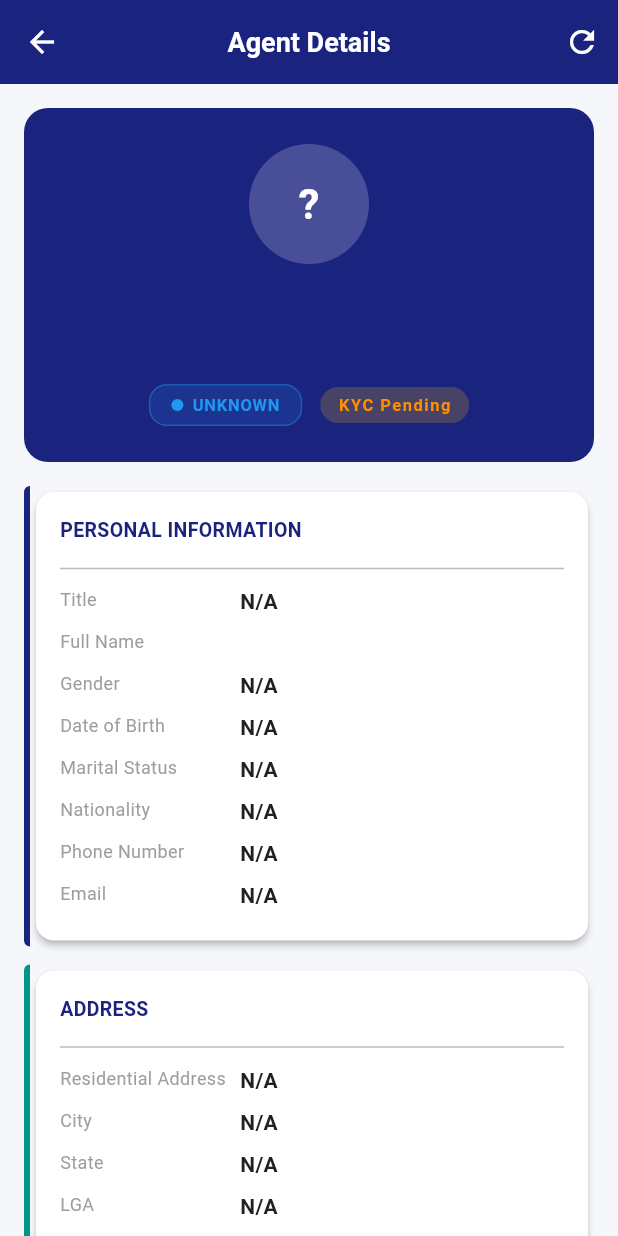
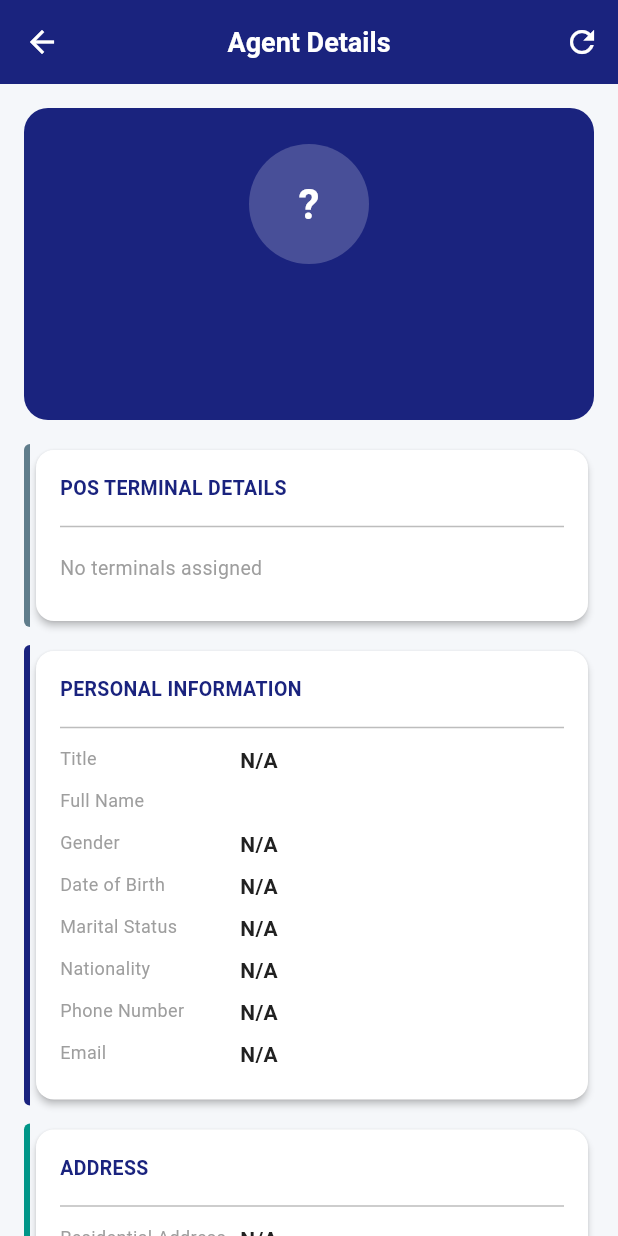
Before and after one commit to asiflatif786/number_plate_scanner, a Flutter app: the AgentDetailScreen screen opened directly with empty values, after a tap on the "refresh" icon, on a phone screen of 412 x 824 dp. Run offline on Flutter 3.47's test engine with Material 3 defaults, Android fonts, the phone set to English and light mode, and no system bars; our stand-ins replace camera, connectivity_plus, firebase_core, flutter_spinkit, image_picker, permission_handler and 3 more; missing offline and left inert: google_mlkit_text_recognition; accounts and stored records are empty; network calls fail.

Commit message:
get terminal detail api created

```diff
--- a/lib/core/constants/api_constants.dart
+++ b/lib/core/constants/api_constants.dart
@@ -79,6 +79,7 @@ class ApiConstants {
   static const String actionGetAllCompanies = 'get-all-companies';
   static const String actionGetAllAgents = 'get-all-agents';
   static const String actionViewTerminals = 'view-terminals';
+  static const String actionGetTerminalDetail = 'get-terminal-detail';
 
   static const String validateCustomer = validateVehicle;
   static const String getCompany = '/corporate/get-company';
@@ -88,6 +89,7 @@ class ApiConstants {
   static const String enableDisableTerminal =
       '/terminal/enable-disable-terminal';
   static const String listTerminals = '/terminal/list-terminals';
+  static const String getTerminalDetail = '/terminal/get-terminal-detail';
 
   // Payment methods
   static const String paymentMethodCard = 'card';
--- a/lib/data/repositories/agent_repository.dart
+++ b/lib/data/repositories/agent_repository.dart
@@ -3,6 +3,7 @@ import '../../core/network/api_client.dart';
 import '../../core/network/api_response.dart';
 import '../../core/utils/logger.dart';
 import '../models/agent_model.dart';
+import '../models/terminal_model.dart';
 
 class AgentRepository {
   static const String _tag = 'AgentRepo';
@@ -72,6 +73,23 @@ class AgentRepository {
     if (response.success && response.data != null) {
       final agent = AgentModel.fromJson(response.data!);
       return ApiResponse.success(agent, response.message);
+    }
+
+    return ApiResponse.failure(response.failure!);
+  }
+
+  Future<ApiResponse<Map<String, dynamic>>> getTerminalDetail({
+    required String agentNumber,
+  }) async {
+    AppLogger.logInfo(_tag, 'Getting terminal detail for: $agentNumber');
+
+    final response = await ApiClient.instance.tmsPost(
+      ApiConstants.actionGetTerminalDetail,
+      fields: {'id': agentNumber},
+    );
+
+    if (response.success && response.data != null) {
+      return ApiResponse.success(response.data!, response.message);
     }
 
     return ApiResponse.failure(response.failure!);
--- a/lib/features/admin/agent_detail_screen.dart
+++ b/lib/features/admin/agent_detail_screen.dart
@@ -25,7 +25,9 @@ class _AgentDetailScreenState extends State<AgentDetailScreen> {
   void initState() {
     super.initState();
     WidgetsBinding.instance.addPostFrameCallback((_) {
-      context.read<AgentDetailViewModel>().loadAgentHealth();
+      final vm = context.read<AgentDetailViewModel>();
+      vm.loadAgentHealth();
+      vm.loadTerminalDetails();
     });
   }
 
@@ -56,11 +58,16 @@ class _AgentDetailScreenState extends State<AgentDetailScreen> {
             ),
           ],
         ),
-        body: ListView(
+        body: RefreshIndicator(
+          onRefresh: vm.refreshAgent,
+          child: ListView(
             padding: const EdgeInsets.all(16),
+            physics: const AlwaysScrollableScrollPhysics(),
             children: [
               _buildAgentHeader(vm),
               const SizedBox(height: 16),
+              _buildTerminalDetails(vm),
+              const SizedBox(height: 12),
               _buildPersonalInfo(vm.agent),
               const SizedBox(height: 12),
               _buildAddressInfo(vm.agent),
@@ -70,12 +77,9 @@ class _AgentDetailScreenState extends State<AgentDetailScreen> {
               _buildBankingDetails(vm.agent),
               const SizedBox(height: 12),
               _buildCompanyAssociation(vm.agent),
-            if (vm.kycComplete == false) ...[
-              const SizedBox(height: 12),
-              _buildKycWarning(vm),
-            ],
               const SizedBox(height: 24),
             ],
+          ),
         ),
       ),
     );
@@ -86,6 +90,10 @@ class _AgentDetailScreenState extends State<AgentDetailScreen> {
     final initials = agent.firstName.isNotEmpty && agent.lastName.isNotEmpty
         ? '${agent.firstName[0]}${agent.lastName[0]}'
         : '?';
+
+    final bool hasValidStatus = vm.agentStatus != null &&
+        vm.agentStatus!.toLowerCase() != 'unknown';
+    final bool isKycComplete = vm.kycComplete == true;
 
     return Container(
       width: double.infinity,
@@ -129,12 +137,15 @@ class _AgentDetailScreenState extends State<AgentDetailScreen> {
             children: [
               if (vm.isLoadingStatus)
                 const ShimmerField(height: 24, width: 80)
-              else
-                StatusChip(status: vm.agentStatus ?? 'Unknown'),
+              else if (hasValidStatus)
+                StatusChip(status: vm.agentStatus!),
+
+              if (!vm.isLoadingStatus && hasValidStatus && isKycComplete)
                 const SizedBox(width: 12),
+
               if (vm.isLoadingStatus)
                 const ShimmerField(height: 24, width: 100)
-              else
+              else if (isKycComplete)
                 _buildKycChip(vm),
             ],
           ),
@@ -144,19 +155,20 @@ class _AgentDetailScreenState extends State<AgentDetailScreen> {
   }
 
   Widget _buildKycChip(AgentDetailViewModel vm) {
-    final complete = vm.kycComplete == true;
+    if (vm.kycComplete != true) return const SizedBox.shrink();
+
     return Container(
       padding: const EdgeInsets.symmetric(horizontal: 12, vertical: 4),
       decoration: BoxDecoration(
-        color: (complete ? Colors.green : Colors.amber).withValues(alpha: 0.2),
+        color: Colors.green.withValues(alpha: 0.2),
         borderRadius: BorderRadius.circular(12),
       ),
-      child: Text(
-        complete ? 'KYC Complete' : 'KYC Pending',
+      child: const Text(
+        'KYC Complete',
         style: TextStyle(
           fontSize: 11,
           fontWeight: FontWeight.bold,
-          color: complete ? Colors.green : Colors.amber.shade800,
+          color: Colors.green,
           letterSpacing: 1,
         ),
       ),
@@ -274,6 +286,35 @@ class _AgentDetailScreenState extends State<AgentDetailScreen> {
     );
   }
 
+  Widget _buildTerminalDetails(AgentDetailViewModel vm) {
+    return _buildSectionCard(
+      title: 'POS TERMINAL DETAILS',
+      accentColor: Colors.blueGrey,
+      children: [
+        if (vm.isLoadingTerminals)
+          const Center(
+            child: Padding(
+              padding: EdgeInsets.symmetric(vertical: 20),
+              child: CircularProgressIndicator(),
+            ),
+          )
+        else if (vm.terminals.isEmpty)
+          const Padding(
+            padding: EdgeInsets.symmetric(vertical: 10),
+            child: Text('No terminals assigned', style: TextStyle(color: Colors.grey, fontSize: 13)),
+          )
+        else
+          ...vm.terminals.map((terminal) => Column(
+                children: [
+                  DetailRow(label: 'Terminal ID', value: terminal.terminalId),
+                  DetailRow(label: 'Serial Number', value: terminal.serialNumber),
+                  if (terminal != vm.terminals.last) const Divider(height: 16),
+                ],
+              )),
+      ],
+    );
+  }
+
   Widget _buildCompanyAssociation(AgentModel a) {
     return _buildSectionCard(
       title: 'COMPANY ASSOCIATION',
@@ -299,39 +340,4 @@ class _AgentDetailScreenState extends State<AgentDetailScreen> {
       ],
     );
   }
-
-  Widget _buildKycWarning(AgentDetailViewModel vm) {
-    return Container(
-      padding: const EdgeInsets.all(16),
-      decoration: BoxDecoration(
-        color: Colors.amber.shade50,
-        borderRadius: BorderRadius.circular(12),
-        border: Border.all(color: Colors.amber.shade200),
-      ),
-      child: Row(
-        crossAxisAlignment: CrossAxisAlignment.start,
-        children: [
-          const Icon(Icons.warning_amber_rounded,
-              color: Colors.amber, size: 20),
-          const SizedBox(width: 12),
-          Expanded(
-            child: Column(
-              crossAxisAlignment: CrossAxisAlignment.start,
-              children: [
-                const Text(
-                  'KYC verification is incomplete for this agent. They may be unable to process transactions.',
-                  style: TextStyle(fontSize: 12, color: Color(0xFF5D4037)),
-                ),
-                const SizedBox(height: 4),
-                Text(
-                  'Contact: technology@cyber1systemsnetwork.com',
-                  style: TextStyle(fontSize: 11, color: Colors.grey.shade600),
-                ),
-              ],
-            ),
-          ),
-        ],
-      ),
-    );
 }
-}
--- a/lib/features/admin/agent_detail_viewmodel.dart
+++ b/lib/features/admin/agent_detail_viewmodel.dart
@@ -2,6 +2,7 @@ import 'package:flutter/material.dart';
 
 import '../../core/utils/logger.dart';
 import '../../data/models/agent_model.dart';
+import '../../data/models/terminal_model.dart';
 import '../../data/repositories/agent_repository.dart';
 
 class AgentDetailViewModel extends ChangeNotifier {
@@ -12,7 +13,9 @@ class AgentDetailViewModel extends ChangeNotifier {
   AgentModel agent;
   String? agentStatus;
   bool? kycComplete;
+  List<TerminalModel> terminals = [];
   bool isLoadingStatus = false;
+  bool isLoadingTerminals = false;
   String? errorMessage;
 
   AgentDetailViewModel({required this.agent}) {
@@ -41,6 +44,35 @@ class AgentDetailViewModel extends ChangeNotifier {
     notifyListeners();
   }
 
+  Future<void> loadTerminalDetails() async {
+    isLoadingTerminals = true;
+    notifyListeners();
+
+    try {
+      final result = await _repository.getTerminalDetail(agentNumber: agent.agentNumber);
+      if (result.success && result.data != null) {
+        final data = result.data!;
+
+        if (data.containsKey('terminals') && data['terminals'] is List) {
+          final rawTerminals = data['terminals'] as List<dynamic>;
+          terminals = rawTerminals
+              .map((e) => TerminalModel.fromJson(e as Map<String, dynamic>))
+              .toList();
+        } else if (data.containsKey('terminal_data')) {
+          // Handle single terminal response format provided in the request
+          terminals = [TerminalModel.fromJson(data['terminal_data'] as Map<String, dynamic>)];
+        } else {
+          terminals = [];
+        }
+      }
+    } catch (e) {
+      AppLogger.logWarning(_tag, 'Error loading terminal details: $e');
+    }
+
+    isLoadingTerminals = false;
+    notifyListeners();
+  }
+
   Future<void> refreshAgent() async {
     final result = await _repository.getAgent(
       agentNumber: agent.agentNumber,
@@ -50,5 +82,8 @@ class AgentDetailViewModel extends ChangeNotifier {
       agent = result.data!;
       notifyListeners();
     }
+
+    await loadAgentHealth();
+    await loadTerminalDetails();
   }
 }
--- a/lib/features/agent/agent_dashboard_viewmodel.dart
+++ b/lib/features/agent/agent_dashboard_viewmodel.dart
@@ -5,17 +5,21 @@ import '../../app/routes.dart';
 import '../../core/session/session_manager.dart';
 import '../../core/utils/logger.dart';
 import '../../data/repositories/transaction_repository.dart';
+import '../../data/repositories/terminal_repository.dart';
+import '../../data/models/terminal_model.dart';
 
 class AgentDashboardViewModel extends ChangeNotifier {
   static const String _tag = 'AgentDashVM';
 
   final TransactionRepository _txRepo = TransactionRepository();
+  final TerminalRepository _terminalRepo = TerminalRepository();
 
   String agentFullName = '';
   String agentNumber = '';
   String terminalId = '';
   String companyNumber = '';
   String serialNumber = '';
+  String terminalStatus = 'Not Configured';
   String currentDate = '';
   String greeting = '';
 
@@ -36,14 +40,44 @@ class AgentDashboardViewModel extends ChangeNotifier {
     currentDate = DateFormat('EEEE, d MMMM yyyy').format(DateTime.now());
     greeting = _computeGreeting(DateTime.now().hour);
     notifyListeners();
-    await _fetchTransactionStats();
+
+    await Future.wait([
+      _fetchTransactionStats(),
+      _fetchTerminalDetails(),
+    ]);
   }
 
   Future<void> refresh() async {
     isRefreshing = true;
     notifyListeners();
-    await _fetchTransactionStats();
+    await Future.wait([
+      _fetchTransactionStats(),
+      _fetchTerminalDetails(),
+    ]);
     isRefreshing = false;
+    notifyListeners();
+  }
+
+  Future<void> _fetchTerminalDetails() async {
+    if (agentNumber == 'N/A' || agentNumber.isEmpty) return;
+
+    try {
+      final response = await _terminalRepo.getTerminalDetail(id: agentNumber);
+      if (response.success && response.data != null) {
+        final data = response.data!;
+        final terminals = data['terminals'] as List?;
+        if (terminals != null && terminals.isNotEmpty) {
+          final terminal = TerminalModel.fromJson(terminals.first);
+          terminalId = terminal.terminalId;
+          serialNumber = terminal.serialNumber;
+          terminalStatus = terminal.status;
+
+          // Optionally update session if needed, but for dashboard display, updating VM state is enough
+        }
+      }
+    } catch (e) {
+      AppLogger.logError(_tag, 'fetchTerminalDetails error', e);
+    }
     notifyListeners();
   }
 
```
Also changed, not shown: lib/data/repositories/terminal_repository.dart (+22 -7 lines), lib/features/admin/admin_dashboard_screen.dart (+9 -10 lines), lib/features/admin/view_terminals_screen.dart (+31 -47 lines), lib/features/admin/view_terminals_viewmodel.dart (+44 -0 lines), lib/features/agent/agent_dashboard_screen.dart (+10 -9 lines), 3 other files. Lines whose indentation alone changed are shown as unchanged.
